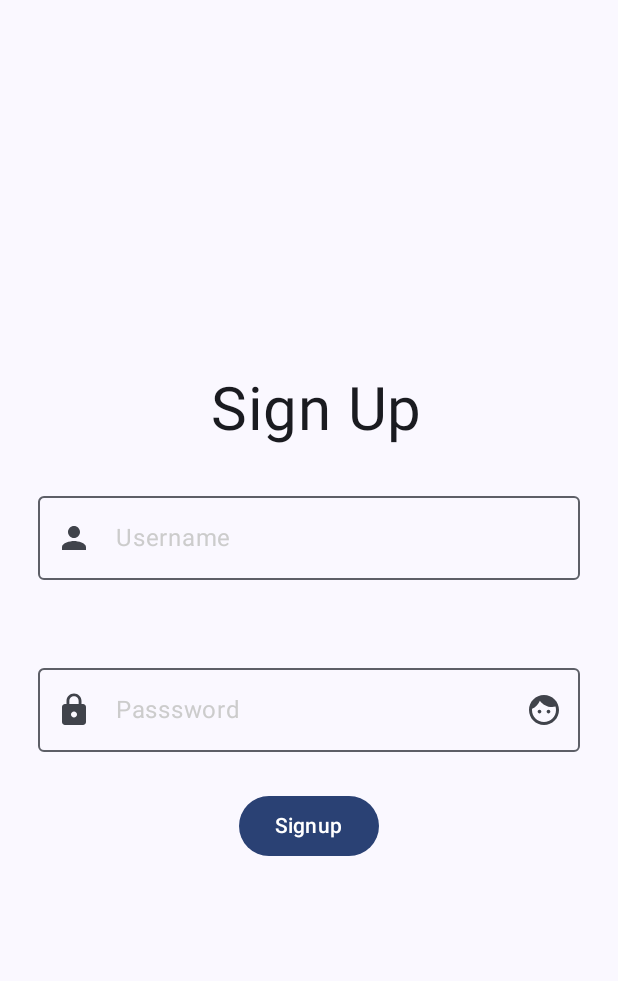
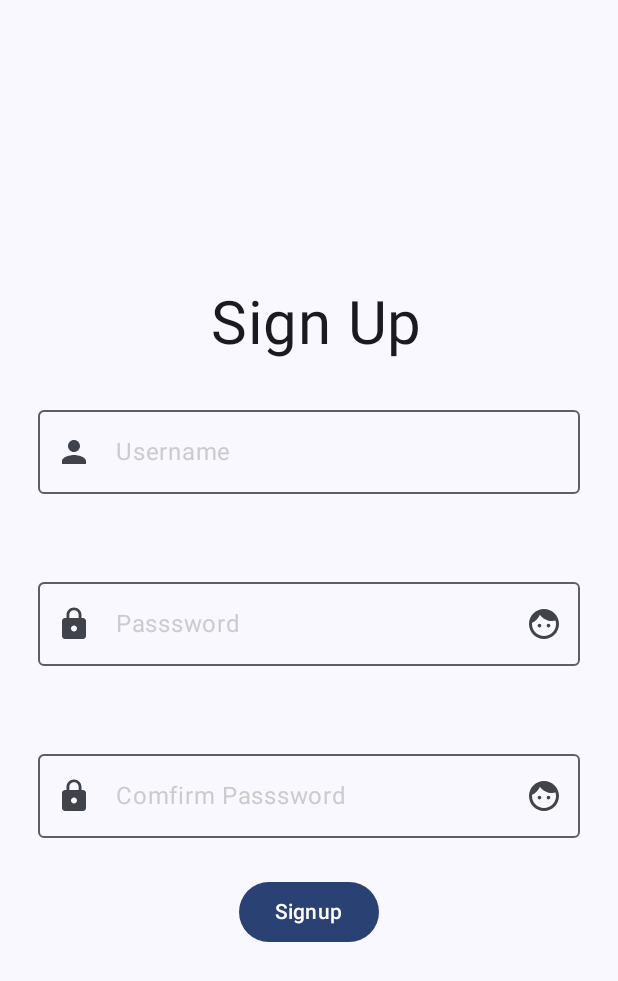
Before and after one commit to CesaireAgonse/Projet-Android-M2-UGEReveVue, an Android app built with Jetpack Compose: the composable SignupPage shown on its own in the app's theme, after a tap on "Signup", on a phone screen of 412 x 824 dp. Shown: the top 981 px of the screen. Run offline under Robolectric (Android 15) with nearby library versions, the phone set to English and light mode, and no system bars.

Commit message:
ajout du formulaire login (visuel) et ajout de la requete pour signup (fonctionnelle)

```diff
--- a/app/build.gradle.kts
+++ b/app/build.gradle.kts
@@ -21,7 +21,7 @@ android {
     }
 
     buildTypes {
-        release {
+         release {
             isMinifyEnabled = false
             proguardFiles(
                 getDefaultProguardFile("proguard-android-optimize.txt"),
@@ -50,7 +50,9 @@ android {
 }
 
 dependencies {
-    implementation("com.android.volley:volley:1.2.1")
+    // Demande sur le forum pour le droit d'utiliser
+    implementation("com.squareup.retrofit2:retrofit:2.9.0")
+    implementation("com.squareup.retrofit2:converter-gson:2.9.0")
 
     implementation("androidx.core:core-ktx:1.12.0")
     implementation("androidx.lifecycle:lifecycle-runtime-ktx:2.7.0")
--- a/app/src/main/AndroidManifest.xml
+++ b/app/src/main/AndroidManifest.xml
@@ -1,8 +1,10 @@
 <?xml version="1.0" encoding="utf-8"?>
 <manifest xmlns:android="http://schemas.android.com/apk/res/android"
     xmlns:tools="http://schemas.android.com/tools">
+    <uses-permission android:name="android.permission.INTERNET" />
+    <application
+        android:usesCleartextTraffic="true"
 
-    <application
         android:allowBackup="true"
         android:dataExtractionRules="@xml/data_extraction_rules"
         android:fullBackupContent="@xml/backup_rules"
--- /dev/null
+++ b/app/src/main/java/fr/uge/ugerevevueandroid/ApiService.kt
@@ -0,0 +1,21 @@
+package fr.uge.ugerevevueandroid
+
+import retrofit2.Call
+import retrofit2.Retrofit
+import retrofit2.converter.gson.GsonConverterFactory
+import retrofit2.http.Body
+import retrofit2.http.POST
+
+const val url = "http://10.0.2.2:8080/api/v1/"
+val retrofit: Retrofit = Retrofit.Builder()
+    .baseUrl(url)
+    .addConverterFactory(GsonConverterFactory.create())
+    .build()
+val apiService: ApiService = retrofit.create(ApiService::class.java)
+
+interface ApiService {
+    @POST("users/signup")
+    fun signup(@Body signupForm: SignupForm): Call<SignupForm>
+
+
+}
--- a/app/src/main/java/fr/uge/ugerevevueandroid/Authentification.kt
+++ b/app/src/main/java/fr/uge/ugerevevueandroid/Login.kt
@@ -1,6 +1,5 @@
 package fr.uge.ugerevevueandroid
 
-import android.content.Context
 import androidx.compose.foundation.layout.Arrangement
 import androidx.compose.foundation.layout.Column
 import androidx.compose.foundation.layout.fillMaxSize
@@ -23,7 +22,6 @@ import androidx.compose.runtime.remember
 import androidx.compose.runtime.setValue
 import androidx.compose.ui.Alignment
 import androidx.compose.ui.Modifier
-import androidx.compose.ui.focus.FocusRequester
 import androidx.compose.ui.graphics.Color
 import androidx.compose.ui.text.input.ImeAction
 import androidx.compose.ui.text.input.PasswordVisualTransformation
@@ -31,12 +29,13 @@ import androidx.compose.ui.text.input.VisualTransformation
 import androidx.compose.ui.unit.dp
 import androidx.compose.ui.unit.sp
 
-fun signup(username: String, password: String){
-    val url = "http://localhost:8080/api/v1/signup"
+data class LoginForm(val username: String, val password: String)
 
+fun login(username: String, password: String) {
+    val loginForm = LoginForm(username, password)
 }
 @Composable
-fun SignupPage(){
+fun LoginPage(){
     var username by remember { mutableStateOf("") }
     var password by remember { mutableStateOf("") }
     var isPasswordVisible by remember { mutableStateOf(false) }
@@ -45,7 +44,7 @@ fun SignupPage(){
         verticalArrangement = Arrangement.Center,
         horizontalAlignment = Alignment.CenterHorizontally
     ) {
-        Text(text= " Sign Up", fontSize = 40.sp)
+        Text(text= " Log In", fontSize = 40.sp)
         OutlinedTextField(
             value = username,
             onValueChange = { username = it },
@@ -78,11 +77,10 @@ fun SignupPage(){
             )
         )
         Button(
-            onClick = { signup(username = username, password = password)},
+            onClick = { login(username = username, password = password)},
             modifier = Modifier
         ){
-            Text(text = "Signup")
+            Text(text = "Login")
         }
-
     }
 }
--- a/app/src/main/java/fr/uge/ugerevevueandroid/MainActivity.kt
+++ b/app/src/main/java/fr/uge/ugerevevueandroid/MainActivity.kt
@@ -19,7 +19,7 @@ class MainActivity : ComponentActivity() {
                     modifier = Modifier.fillMaxSize(),
                     color = MaterialTheme.colorScheme.background
                 ) {
-                    SignupPage()
+                    LoginPage()
                 }
             }
         }
--- /dev/null
+++ b/app/src/main/java/fr/uge/ugerevevueandroid/Signup.kt
@@ -0,0 +1,123 @@
+package fr.uge.ugerevevueandroid
+
+import android.util.Log
+import androidx.compose.foundation.layout.Arrangement
+import androidx.compose.foundation.layout.Column
+import androidx.compose.foundation.layout.fillMaxSize
+import androidx.compose.foundation.layout.fillMaxWidth
+import androidx.compose.foundation.layout.padding
+import androidx.compose.foundation.text.KeyboardOptions
+import androidx.compose.material.icons.Icons
+import androidx.compose.material.icons.filled.Face
+import androidx.compose.material.icons.filled.Lock
+import androidx.compose.material.icons.filled.Person
+import androidx.compose.material3.Button
+import androidx.compose.material3.Icon
+import androidx.compose.material3.IconButton
+import androidx.compose.material3.OutlinedTextField
+import androidx.compose.material3.Text
+import androidx.compose.runtime.Composable
+import androidx.compose.runtime.getValue
+import androidx.compose.runtime.mutableStateOf
+import androidx.compose.runtime.remember
+import androidx.compose.runtime.setValue
+import androidx.compose.ui.Alignment
+import androidx.compose.ui.Modifier
+import androidx.compose.ui.graphics.Color
+import androidx.compose.ui.text.input.ImeAction
+import androidx.compose.ui.text.input.PasswordVisualTransformation
+import androidx.compose.ui.text.input.VisualTransformation
+import androidx.compose.ui.unit.dp
+import androidx.compose.ui.unit.sp
+import retrofit2.Call
+
+data class SignupForm(val username: String, val password: String)
+fun signup(username: String, password: String, confirmPassword:String) {
+    val signupForm = SignupForm(username, password)
+    val call = apiService.signup(signupForm)
+    call.enqueue(object : retrofit2.Callback<SignupForm> {
+        override fun onResponse(call: Call<SignupForm>, response: retrofit2.Response<SignupForm>) {
+            if (response.isSuccessful){
+                val userResponse = response.body()
+                Log.i("test", userResponse.toString())
+            } else {
+                Log.i("test", "test2")
+            }
+        }
+        override fun onFailure(call: Call<SignupForm>, t: Throwable) {
+            Log.i("test3", t.message.orEmpty())
+        }
+    })
+}
+@Composable
+fun SignupPage(){
+    var username by remember { mutableStateOf("") }
+    var password by remember { mutableStateOf("") }
+    var confirmPassword by remember { mutableStateOf("") }
+    var isPasswordVisible by remember { mutableStateOf(false) }
+    var isComfirmPasswordVisible by remember { mutableStateOf(false) }
+    Column(
+        modifier = Modifier.fillMaxSize(),
+        verticalArrangement = Arrangement.Center,
+        horizontalAlignment = Alignment.CenterHorizontally
+    ) {
+        Text(text= " Sign Up", fontSize = 40.sp)
+        OutlinedTextField(
+            value = username,
+            onValueChange = { username = it },
+            modifier = Modifier
+                .fillMaxWidth()
+                .padding(25.dp),
+            label = { Text(text = "Username", color = Color.LightGray) },
+            leadingIcon = {
+                Icon(Icons.Default.Person, contentDescription = "username icon")
+            }
+        )
+        OutlinedTextField(
+            value = password,
+            onValueChange = { password = it },
+            modifier = Modifier
+                .fillMaxWidth()
+                .padding(25.dp),
+            label = { Text(text = "Passsword", color = Color.LightGray) },
+            leadingIcon = {
+                Icon(Icons.Default.Lock, contentDescription = "password icon")
+            },
+            trailingIcon = {
+                IconButton(onClick = { isPasswordVisible = !isPasswordVisible }) {
+                    Icon(Icons.Default.Face, contentDescription = "")
+                }
+            },
+            visualTransformation = if (isPasswordVisible) VisualTransformation.None else PasswordVisualTransformation(),
+            keyboardOptions = KeyboardOptions.Default.copy(
+                imeAction = ImeAction.Done
+            )
+        )
+        OutlinedTextField(
+            value = confirmPassword,
+            onValueChange = { confirmPassword = it },
+            modifier = Modifier
+                .fillMaxWidth()
+                .padding(25.dp),
+            label = { Text(text = "Comfirm Passsword", color = Color.LightGray) },
+            leadingIcon = {
+                Icon(Icons.Default.Lock, contentDescription = "password icon")
+            },
+            trailingIcon = {
+                IconButton(onClick = { isComfirmPasswordVisible = !isComfirmPasswordVisible }) {
+                    Icon(Icons.Default.Face, contentDescription = "")
+                }
+            },
+            visualTransformation = if (isComfirmPasswordVisible) VisualTransformation.None else PasswordVisualTransformation(),
+            keyboardOptions = KeyboardOptions.Default.copy(
+                imeAction = ImeAction.Done
+            )
+        )
+        Button(
+            onClick = { signup(username = username, password = password, confirmPassword = confirmPassword)},
+            modifier = Modifier
+        ){
+            Text(text = "Signup")
+        }
+    }
+}
```
